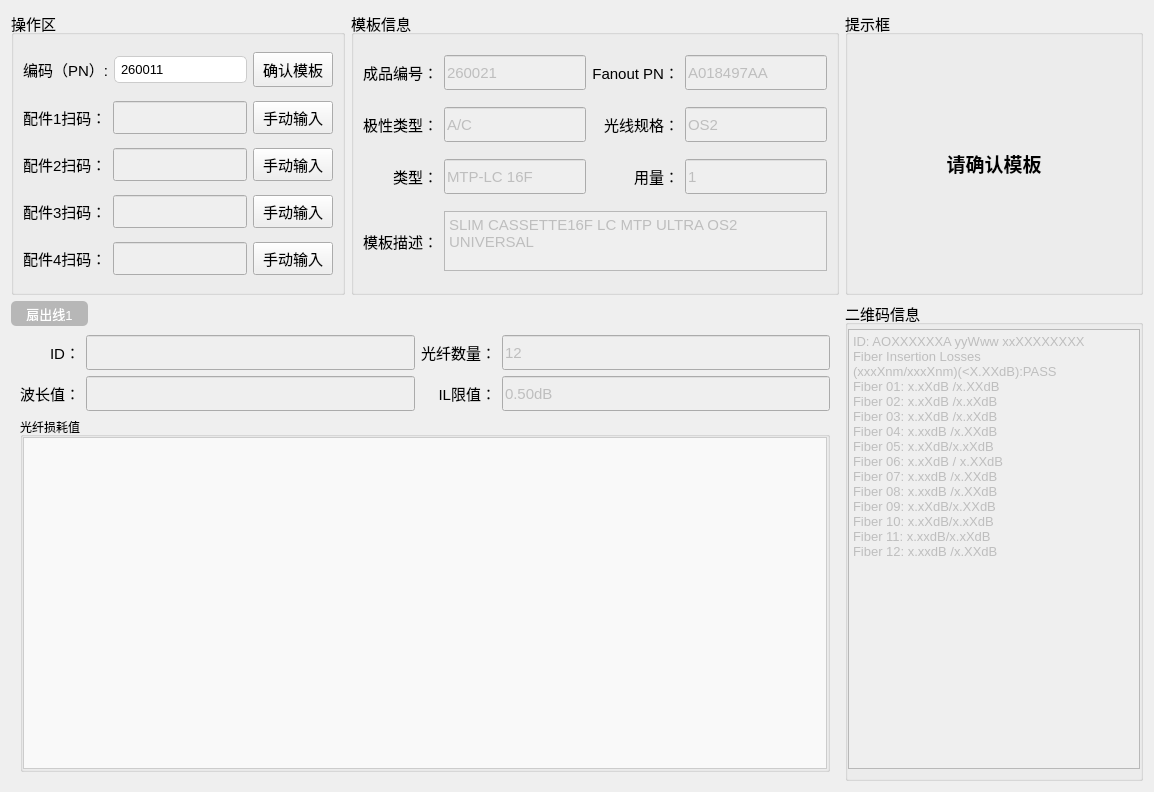
Qt form FiberBox/homeWid/mainwid.ui (ChinaClever/PM-Tool) before a commit.
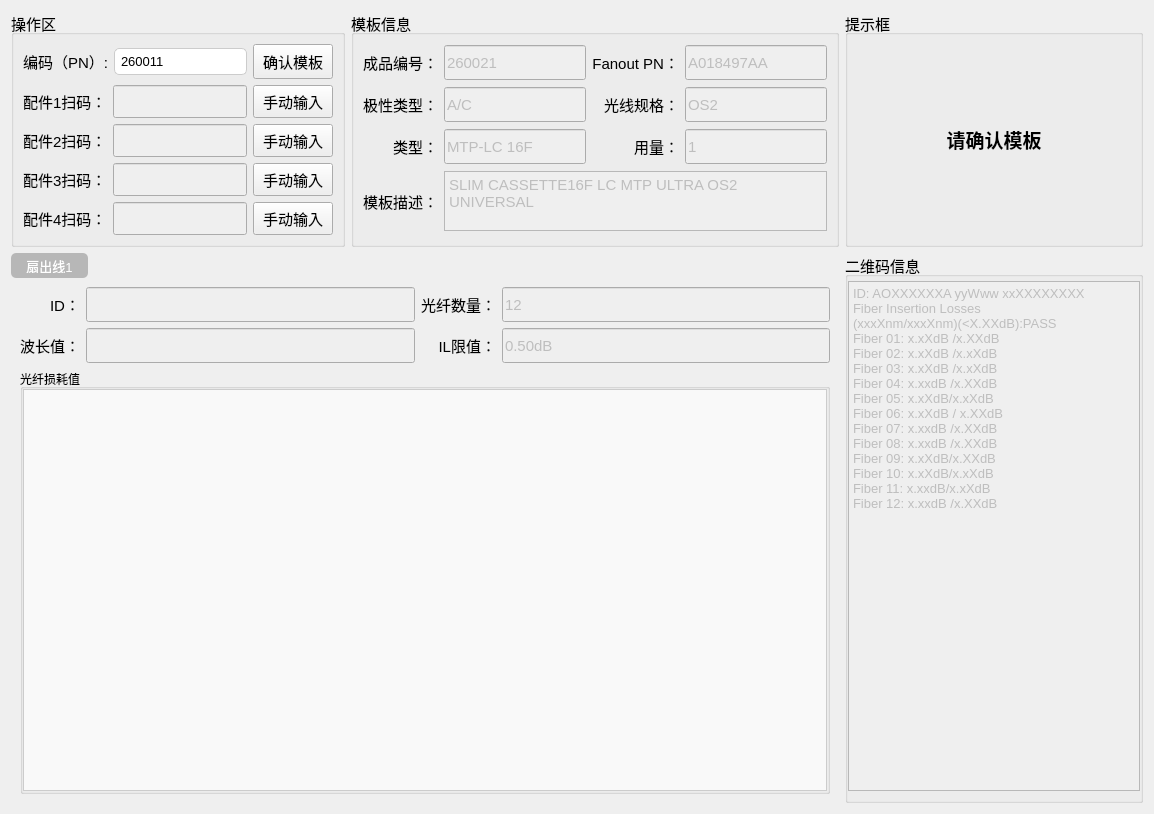
The same form after that commit.

Diff of the .ui file:
```diff
--- a/FiberBox/homeWid/mainwid.ui
+++ b/FiberBox/homeWid/mainwid.ui
@@ -656,7 +656,7 @@
      <property name="minimumSize">
       <size>
        <width>0</width>
-       <height>480</height>
+       <height>550</height>
       </size>
      </property>
      <property name="font">
```
